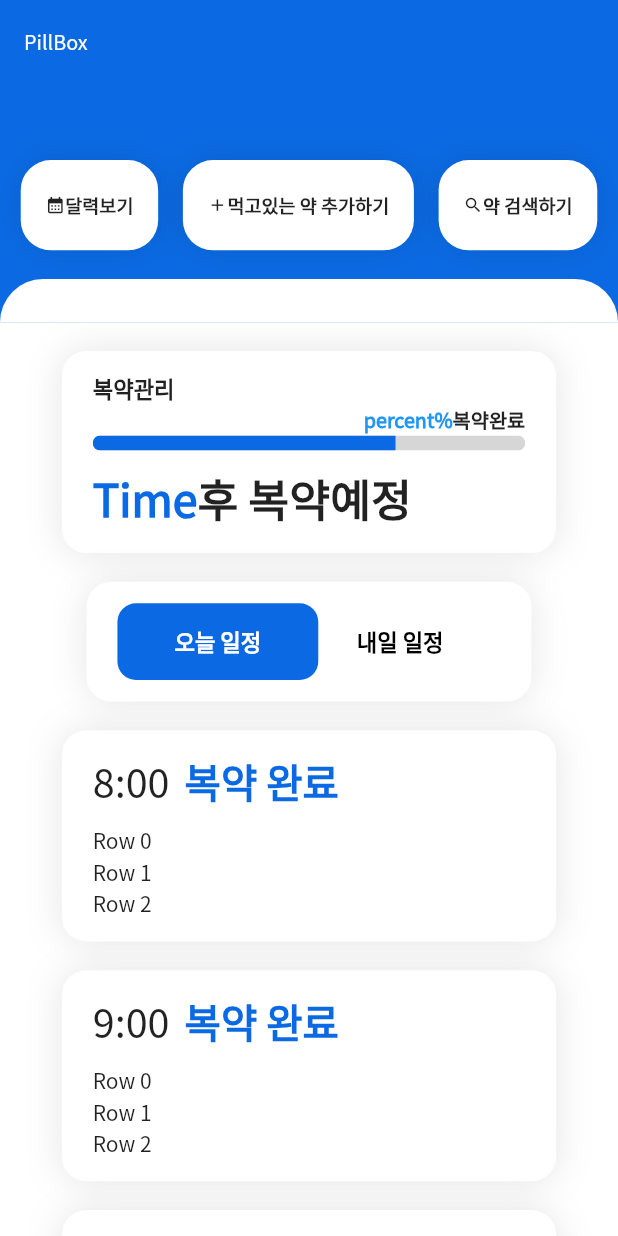
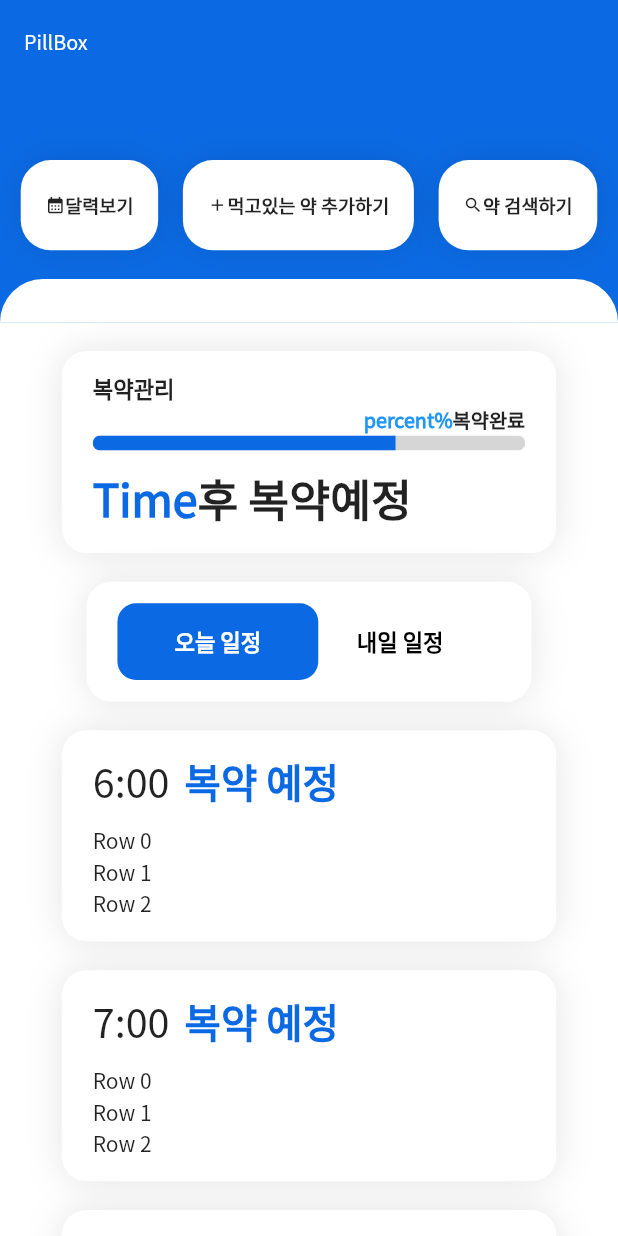
Before and after one commit to kookmin-sw/capstone-2023-43, a Flutter app: the screen it shows after launch, on a phone screen of 412 x 824 dp. Run offline on Flutter 3.47's test engine with Material 2 defaults, Android fonts, the phone set to English and light mode, and no system bars; our stand-ins replace equatable, flutter_hooks, flutter_html, flutter_riverpod, flutter_screenutil, graphql_flutter and 1 more; missing offline and left inert: artemis, gql.

Commit message:
복용기록 dismissable 복용전/후 변경기능 추가

```diff
--- a/flutter_frontend/lib/pages/main_page/main_page.dart
+++ b/flutter_frontend/lib/pages/main_page/main_page.dart
@@ -13,6 +13,8 @@ class MainPage extends HookWidget {
 
   @override
   Widget build(BuildContext context) {
+    final itemsBefore = useState(List<int>.generate(5, (i) => i + 6));
+    final itemsAfter = useState(List<int>.generate(5, (i) => i + 1));
     return BaseWidget(
       body: CustomScrollView(
         slivers: [
@@ -53,14 +55,26 @@ class MainPage extends HookWidget {
             sliver: SliverList(
               delegate: SliverChildBuilderDelegate(
                   // message 구현을 위한 모델 필요 -> isMessage?
-                  (context, index) => Padding(
-                        padding: EdgeInsets.only(bottom: 20.h),
-                        child: ScheduleItem(
-                          status: '복약 완료',
-                          time: '${index + 8}:00',
+                  (context, index) => Dismissible(
+                        key: UniqueKey(),
+                        onDismissed: (Direction) {
+                          itemsAfter.value = [
+                            ...itemsAfter.value,
+                            itemsBefore.value[index]
+                          ];
+                          itemsBefore.value = [
+                            ...itemsBefore.value..removeAt(index)
+                          ];
+                        },
+                        child: Padding(
+                          padding: EdgeInsets.only(bottom: 20.h),
+                          child: ScheduleItem(
+                            status: '복약 예정',
+                            time: '${itemsBefore.value[index]}:00',
+                          ),
                         ),
                       ),
-                  childCount: 4),
+                  childCount: itemsBefore.value.length),
             ),
           ),
 
@@ -87,11 +101,11 @@ class MainPage extends HookWidget {
                       : Padding(
                           padding: EdgeInsets.only(bottom: 20.h),
                           child: ScheduleItem(
-                            status: '복약 예정',
-                            time: '${index + 8}:00',
+                            status: '복약 완료',
+                            time: '${itemsAfter.value[index]}:00',
                           ),
                         ),
-                  childCount: 3),
+                  childCount: itemsAfter.value.length),
             ),
           ),
         ],
--- a/flutter_frontend/lib/pages/main_page/widgets/schedule_item.dart
+++ b/flutter_frontend/lib/pages/main_page/widgets/schedule_item.dart
@@ -1,8 +1,9 @@
 import 'package:flutter/material.dart';
 import 'package:flutter_frontend/widgets/base_item.dart';
+import 'package:flutter_hooks/flutter_hooks.dart';
 import 'package:flutter_screenutil/flutter_screenutil.dart';
 
-class ScheduleItem extends StatelessWidget {
+class ScheduleItem extends HookWidget {
   final String time;
   final String status;
   const ScheduleItem({super.key, required this.time, required this.status});
```
